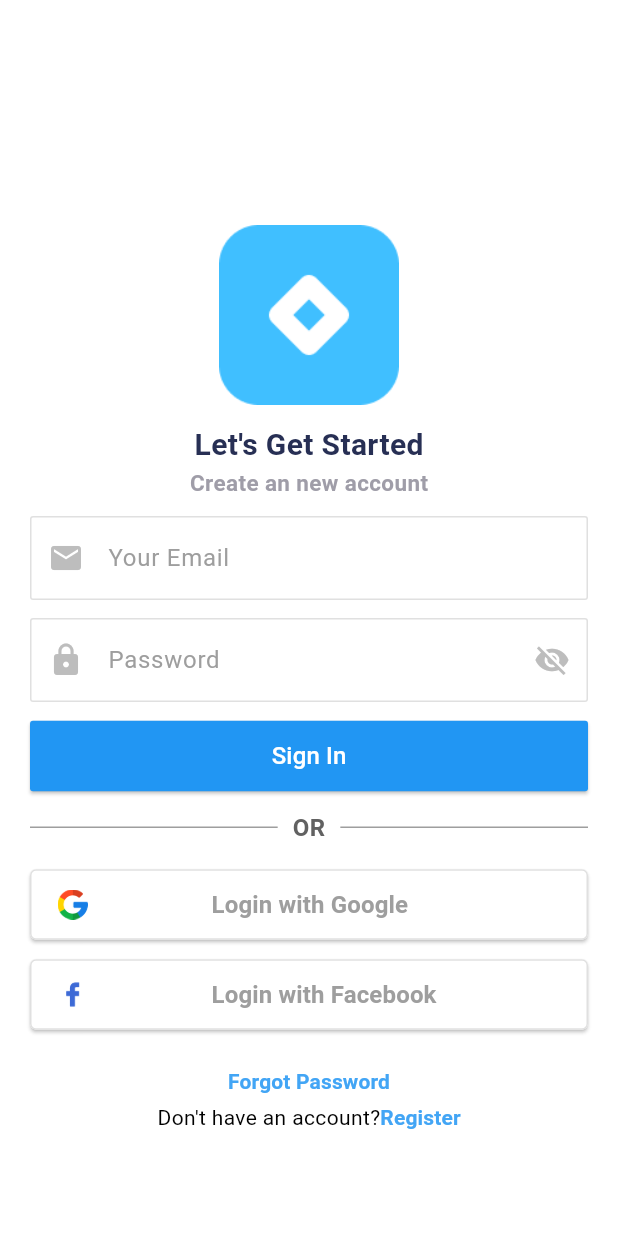
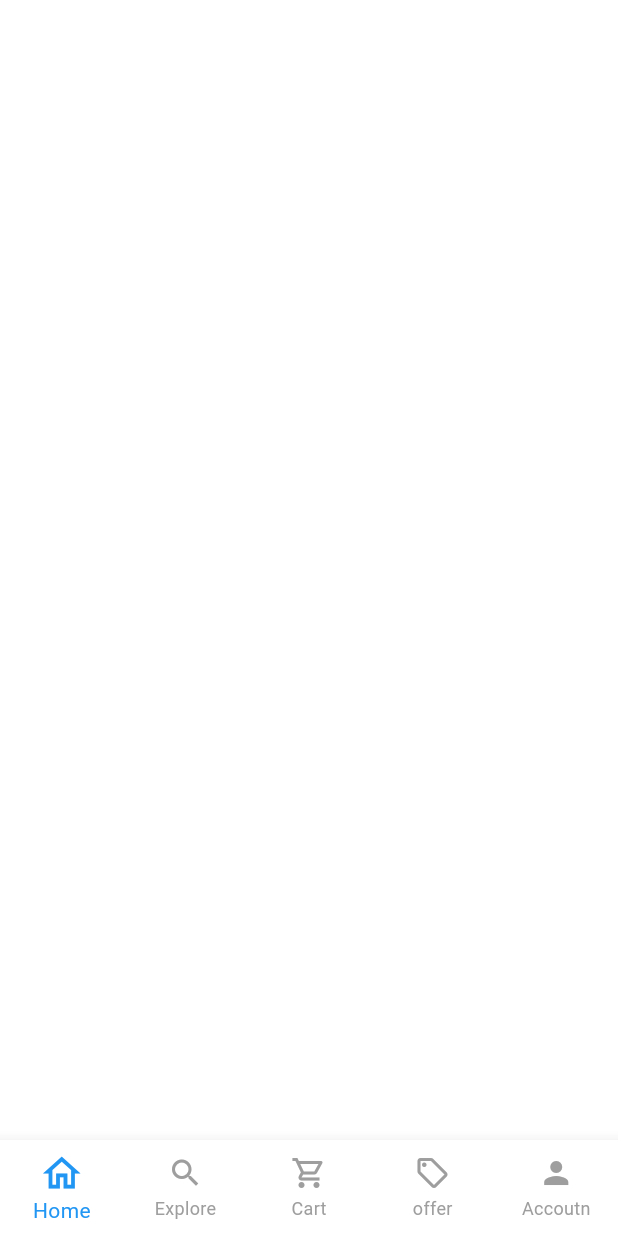
Before and after one commit to MahmoudKatr/e_commerce_app, a Flutter app: the screen it shows after launch, after a tap on "Sign In", on a phone screen of 412 x 824 dp. Run offline on Flutter 3.47's test engine with Material 3 defaults, Android fonts, the phone set to English and light mode, and no system bars; our stand-ins replace flutter_bloc.

Commit message:
Adding Layout Screen ✅

```diff
--- /dev/null
+++ b/lib/cubit/layout_cubit/layout_cubit.dart
@@ -0,0 +1,28 @@
+import 'package:ecommerce_app/cubit/layout_cubit/layout_state.dart';
+import 'package:ecommerce_app/views/account_screen.dart';
+import 'package:ecommerce_app/views/cart_screen.dart';
+import 'package:ecommerce_app/views/explore_screen.dart';
+import 'package:ecommerce_app/views/home_screen.dart';
+import 'package:ecommerce_app/views/offer_screen.dart';
+import 'package:flutter/material.dart';
+import 'package:flutter_bloc/flutter_bloc.dart';
+
+class LayoutCubit extends Cubit<LayoutState> {
+  LayoutCubit() : super((LayoutInitialState()));
+  static LayoutCubit get(context) => BlocProvider.of(context);
+
+  List<Widget> screens = [
+    const HomeScreen(),
+    const ExploreScreen(),
+    const CartScreen(),
+    const OfferScreen(),
+    const AccountScreen()
+  ];
+
+  int currentIndex = 0;
+
+  void changeIndex(int index) {
+    currentIndex = index;
+    emit((LayoutChangeButtonState()));
+  }
+}
--- /dev/null
+++ b/lib/cubit/layout_cubit/layout_state.dart
@@ -0,0 +1,5 @@
+abstract class LayoutState {}
+
+class LayoutInitialState extends LayoutState {}
+
+class LayoutChangeButtonState extends LayoutState {}
--- a/lib/main.dart
+++ b/lib/main.dart
@@ -1,5 +1,7 @@
+import 'package:ecommerce_app/cubit/layout_cubit/layout_cubit.dart';
 import 'package:ecommerce_app/views/sign_in.dart';
 import 'package:flutter/material.dart';
+import 'package:flutter_bloc/flutter_bloc.dart';
 
 void main() {
   runApp(const MyApp());
@@ -10,9 +12,16 @@ class MyApp extends StatelessWidget {
 
   @override
   Widget build(BuildContext context) {
-    return const MaterialApp(
-      debugShowCheckedModeBanner: false,
-      home: SignIn(),
+    return MultiBlocProvider(
+      providers: [
+        BlocProvider(
+          create: (context) => LayoutCubit(),
+        ),
+      ],
+      child: const MaterialApp(
+        debugShowCheckedModeBanner: false,
+        home: SignIn(),
+      ),
     );
   }
 }
--- /dev/null
+++ b/lib/views/home_screen.dart
@@ -0,0 +1,10 @@
+import 'package:flutter/material.dart';
+
+class HomeScreen extends StatelessWidget {
+  const HomeScreen({super.key});
+
+  @override
+  Widget build(BuildContext context) {
+    return Container();
+  }
+}
--- /dev/null
+++ b/lib/views/layout_screen.dart
@@ -0,0 +1,48 @@
+import 'package:ecommerce_app/cubit/layout_cubit/layout_cubit.dart';
+import 'package:ecommerce_app/cubit/layout_cubit/layout_state.dart';
+import 'package:flutter/material.dart';
+import 'package:flutter_bloc/flutter_bloc.dart';
+
+class LayoutScreen extends StatelessWidget {
+  const LayoutScreen({super.key});
+
+  @override
+  Widget build(BuildContext context) {
+    return BlocBuilder<LayoutCubit, LayoutState>(
+      builder: (context, state) {
+        var cubit = LayoutCubit.get(context);
+        return Scaffold(
+          backgroundColor: Colors.white,
+          body: cubit.screens[cubit.currentIndex],
+          bottomNavigationBar: BottomNavigationBar(
+            type: BottomNavigationBarType.fixed,
+            backgroundColor: Colors.white,
+            selectedItemColor: Colors.blue,
+            unselectedItemColor: Colors.grey,
+            selectedIconTheme: const IconThemeData(size: 30),
+            unselectedIconTheme: const IconThemeData(size: 24),
+            onTap: (index) {
+              cubit.changeIndex(index);
+            },
+            currentIndex: cubit.currentIndex,
+            items: const [
+              BottomNavigationBarItem(
+                  icon: Icon(Icons.home_outlined), label: 'Home'),
+              BottomNavigationBarItem(
+                  icon: Icon(
+                    Icons.search_outlined,
+                  ),
+                  label: 'Explore'),
+              BottomNavigationBarItem(
+                  icon: Icon(Icons.shopping_cart_outlined), label: 'Cart'),
+              BottomNavigationBarItem(
+                  icon: Icon(Icons.local_offer_outlined), label: 'offer'),
+              BottomNavigationBarItem(
+                  icon: Icon(Icons.person), label: 'Accoutn'),
+            ],
+          ),
+        );
+      },
+    );
+  }
+}
--- a/lib/views/sign_in.dart
+++ b/lib/views/sign_in.dart
@@ -4,6 +4,7 @@ import 'package:ecommerce_app/components/custom_row.dart';
 import 'package:ecommerce_app/components/custom_text_button.dart';
 import 'package:ecommerce_app/components/custom_text_form_field.dart';
 import 'package:ecommerce_app/components/social_login_button.dart';
+import 'package:ecommerce_app/views/layout_screen.dart';
 import 'package:ecommerce_app/views/sign_up.dart';
 import 'package:flutter/material.dart';
 
@@ -104,7 +105,12 @@ class _SignInState extends State<SignIn> {
                 ),
                 CustomButton(
                   text: 'Sign In',
-                  onPressed: () {},
+                  onPressed: () {
+                    Navigator.push(
+                        context,
+                        MaterialPageRoute(
+                            builder: (context) => const LayoutScreen()));
+                  },
                 ),
                 const SizedBox(
                   height: 12,
--- a/pubspec.yaml
+++ b/pubspec.yaml
@@ -36,6 +36,7 @@ dependencies:
   # Use with the CupertinoIcons class for iOS style icons.
   cupertino_icons: ^1.0.6
   font_awesome_flutter: ^10.8.0
+  flutter_bloc: ^9.0.0
 
 dev_dependencies:
   flutter_test:
```
Also changed, not shown: lib/views/account_screen.dart (added, +10 -0 lines), lib/views/cart_screen.dart (added, +10 -0 lines), lib/views/explore_screen.dart (added, +10 -0 lines), lib/views/offer_screen.dart (added, +10 -0 lines), pubspec.lock.
